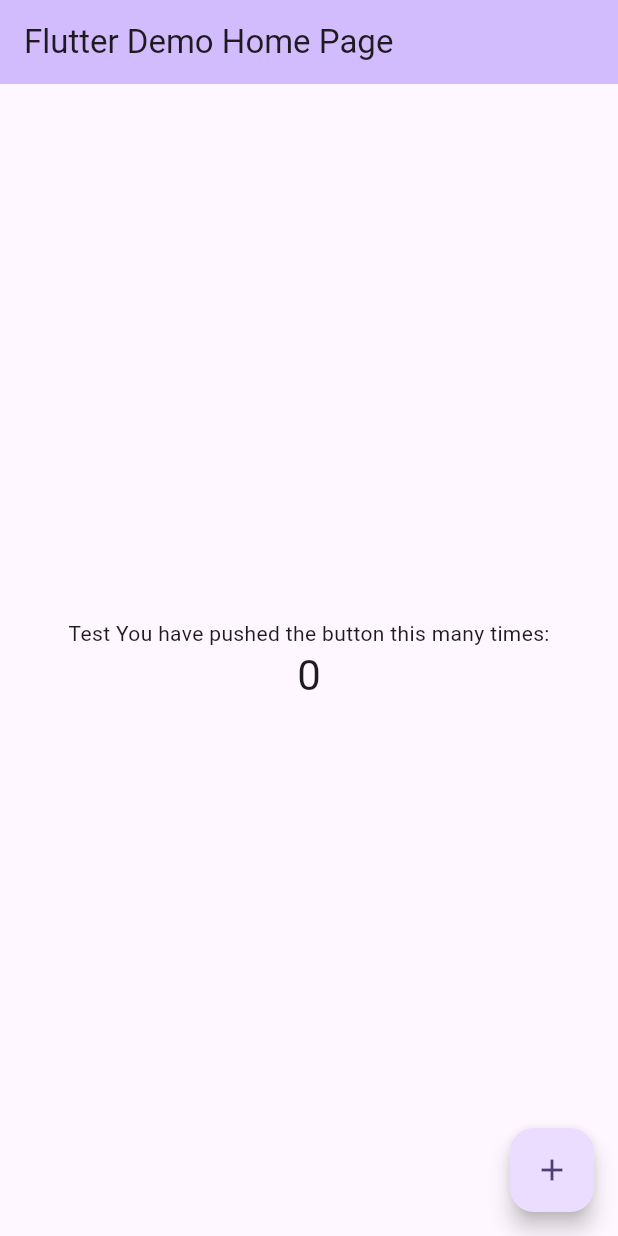
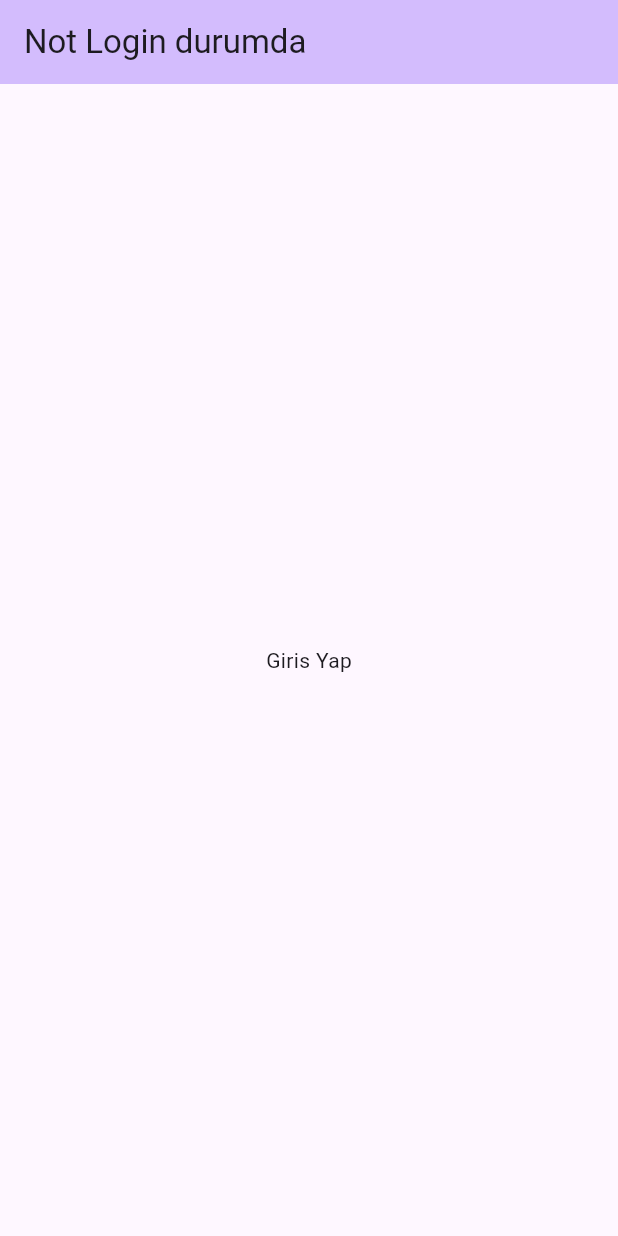
Before and after one commit to anielyavuz/saattim, a Flutter app: the screen it shows after launch, on a phone screen of 412 x 824 dp. Run offline on Flutter 3.47's test engine with Material 3 defaults, Android fonts, the phone set to English and light mode, and no system bars; our stand-ins replace cloud_firestore, firebase_auth, firebase_core; missing offline and left inert: the_apple_sign_in; accounts and stored records are empty.

Commit message:
22:55 26.12.2023

```diff
--- /dev/null
+++ b/lib/Pages/authentication.dart
@@ -0,0 +1,49 @@
+import 'package:firebase_auth/firebase_auth.dart';
+import 'package:flutter/material.dart';
+import 'package:saattim/Pages/introPage.dart';
+import 'package:saattim/Pages/homePage.dart';
+
+class CheckAuth extends StatefulWidget {
+  const CheckAuth({super.key});
+
+  @override
+  State<CheckAuth> createState() => _CheckAuthState();
+}
+
+class _CheckAuthState extends State<CheckAuth> {
+  bool _login = false;
+  late User _user;
+  rootControl() {
+    FirebaseAuth.instance.authStateChanges().listen((User? user) {
+      if (user == null) {
+        print('User is currently signed out!');
+      } else {
+        // print('User is signed in!');
+        setState(() {
+          _login = true;
+        });
+      }
+      if (user != null) {
+        setState(() {
+          _user = user!;
+        });
+      }
+    });
+  }
+
+  @override
+  void initState() {
+    rootControl();
+
+    //LOGOYU BELLİ SURE GOSTEREN KOD BURASIYDI YORUMA ALINDI
+//     Future.delayed(const Duration(milliseconds: 1500), () {
+// // Here you can write your code
+//     });
+    // rootControl();
+  }
+
+  @override
+  Widget build(BuildContext context) {
+    return (_login) ? MyHomePage() : IntroPage();
+  }
+}
--- a/lib/homePage.dart
+++ b/lib/Pages/homePage.dart
@@ -1,8 +1,10 @@
 import 'package:cloud_firestore/cloud_firestore.dart';
 import 'package:flutter/material.dart';
+import 'package:saattim/Pages/authentication.dart';
+import 'package:saattim/auth/authFunctions.dart';
 
 class MyHomePage extends StatefulWidget {
-  const MyHomePage({super.key, required this.title});
+  const MyHomePage({super.key});
 
   // This widget is the home page of your application. It is stateful, meaning
   // that it has a State object (defined below) that contains fields that affect
@@ -13,34 +15,12 @@ class MyHomePage extends StatefulWidget {
   // used by the build method of the State. Fields in a Widget subclass are
   // always marked "final".
 
-  final String title;
-
   @override
   State<MyHomePage> createState() => _MyHomePageState();
 }
 
 class _MyHomePageState extends State<MyHomePage> {
-  int _counter = 0;
-
-  void _incrementCounter() {
-    FirebaseFirestore.instance
-        .collection("TestCollection")
-        .doc("TestDoc")
-        .get()
-        .then((gelenVeri) {
-      print(gelenVeri.data());
-    });
-
-    setState(() {
-      // This call to setState tells the Flutter framework that something has
-      // changed in this State, which causes it to rerun the build method below
-      // so that the display can reflect the updated values. If we changed
-      // _counter without calling setState(), then the build method would not be
-      // called again, and so nothing would appear to happen.
-      _counter++;
-    });
-  }
-
+  AuthService _authService = AuthService();
   @override
   Widget build(BuildContext context) {
     // This method is rerun every time setState is called, for instance as done
@@ -54,10 +34,10 @@ class _MyHomePageState extends State<MyHomePage> {
         // TRY THIS: Try changing the color here to a specific color (to
         // Colors.amber, perhaps?) and trigger a hot reload to see the AppBar
         // change color while the other colors stay the same.
-        backgroundColor: Theme.of(context).colorScheme.inversePrimary,
+        backgroundColor: Colors.amberAccent,
         // Here we take the value from the MyHomePage object that was created by
         // the App.build method, and use it to set our appbar title.
-        title: Text(widget.title),
+        title: Text("Login Durumda"),
       ),
       body: Center(
         // Center is a layout widget. It takes a single child and positions it
@@ -76,23 +56,31 @@ class _MyHomePageState extends State<MyHomePage> {
           // TRY THIS: Invoke "debug painting" (choose the "Toggle Debug Paint"
           // action in the IDE, or press "p" in the console), to see the
           // wireframe for each widget.
-          mainAxisAlignment: MainAxisAlignment.center,
+          mainAxisAlignment: MainAxisAlignment.spaceEvenly,
           children: <Widget>[
-            const Text(
-              'Test You have pushed the button this many times:',
-            ),
-            Text(
-              '$_counter',
-              style: Theme.of(context).textTheme.headlineMedium,
-            ),
+            InkWell(
+                onTap: () async {
+                  var a = await _authService.appleLoginFromMainPage();
+                },
+                child: Container(
+                  child: Text("Apple Sign In"),
+                )),
+            InkWell(
+                onTap: () async {
+                  var a = await _authService.signOut();
+                  Navigator.pushAndRemoveUntil(
+                      context,
+                      MaterialPageRoute(
+                          builder: (BuildContext context) => CheckAuth()),
+                      (Route<dynamic> route) => false);
+                },
+                child: Container(
+                  child: Text("Cikis Yap"),
+                )),
           ],
         ),
       ),
-      floatingActionButton: FloatingActionButton(
-        onPressed: _incrementCounter,
-        tooltip: 'Increment',
-        child: const Icon(Icons.add),
-      ), // This trailing comma makes auto-formatting nicer for build methods.
+      // This trailing comma makes auto-formatting nicer for build methods.
     );
   }
 }
--- /dev/null
+++ b/lib/Pages/introPage.dart
@@ -0,0 +1,57 @@
+import 'package:flutter/material.dart';
+import 'package:saattim/auth/authFunctions.dart';
+
+class IntroPage extends StatefulWidget {
+  const IntroPage({super.key});
+
+  @override
+  State<IntroPage> createState() => _IntroPageState();
+}
+
+class _IntroPageState extends State<IntroPage> {
+  AuthService _authService = AuthService();
+  @override
+  Widget build(BuildContext context) {
+    return Scaffold(
+      appBar: AppBar(
+        // TRY THIS: Try changing the color here to a specific color (to
+        // Colors.amber, perhaps?) and trigger a hot reload to see the AppBar
+        // change color while the other colors stay the same.
+        backgroundColor: Theme.of(context).colorScheme.inversePrimary,
+        // Here we take the value from the MyHomePage object that was created by
+        // the App.build method, and use it to set our appbar title.
+        title: Text("Not Login durumda"),
+      ),
+      body: Center(
+        // Center is a layout widget. It takes a single child and positions it
+        // in the middle of the parent.
+        child: Column(
+          // Column is also a layout widget. It takes a list of children and
+          // arranges them vertically. By default, it sizes itself to fit its
+          // children horizontally, and tries to be as tall as its parent.
+          //
+          // Column has various properties to control how it sizes itself and
+          // how it positions its children. Here we use mainAxisAlignment to
+          // center the children vertically; the main axis here is the vertical
+          // axis because Columns are vertical (the cross axis would be
+          // horizontal).
+          //
+          // TRY THIS: Invoke "debug painting" (choose the "Toggle Debug Paint"
+          // action in the IDE, or press "p" in the console), to see the
+          // wireframe for each widget.
+          mainAxisAlignment: MainAxisAlignment.center,
+          children: <Widget>[
+            InkWell(
+                onTap: () async {
+                  var a = await _authService.anonymSignIn();
+                },
+                child: Container(
+                  child: Text("Giris Yap"),
+                )),
+          ],
+        ),
+      ),
+      // This trailing comma makes auto-formatting nicer for build methods.
+    );
+  }
+}
--- a/lib/main.dart
+++ b/lib/main.dart
@@ -1,7 +1,8 @@
 import 'package:firebase_core/firebase_core.dart';
 import 'package:flutter/material.dart';
+import 'package:saattim/Pages/authentication.dart';
 import 'package:saattim/firebase_options.dart';
-import 'package:saattim/homePage.dart';
+import 'package:saattim/Pages/homePage.dart';
 
 void main() async {
   WidgetsFlutterBinding.ensureInitialized();
@@ -38,7 +39,7 @@ class MyApp extends StatelessWidget {
         colorScheme: ColorScheme.fromSeed(seedColor: Colors.deepPurple),
         useMaterial3: true,
       ),
-      home: const MyHomePage(title: 'Flutter Demo Home Page'),
+      home: CheckAuth(),
     );
   }
 }
--- a/pubspec.yaml
+++ b/pubspec.yaml
@@ -37,6 +37,10 @@ dependencies:
   cupertino_icons: ^1.0.2
   firebase_core: ^2.24.2
   cloud_firestore: ^4.13.6
+  firebase_auth: ^4.15.3
+  intl: ^0.19.0
+  the_apple_sign_in: ^1.1.1
+  google_sign_in: ^6.2.1
 
 dev_dependencies:
   flutter_test:
```
Also changed, not shown: lib/auth/authFunctions.dart (added, +89 -0 lines), pubspec.lock, 459 other files.
